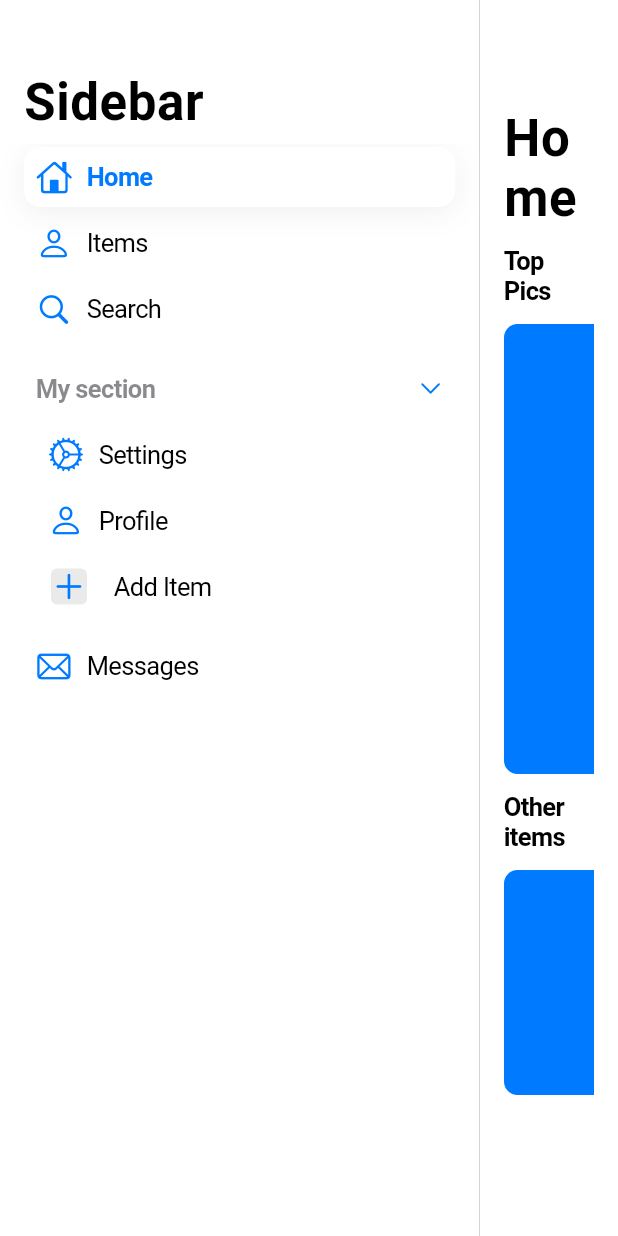
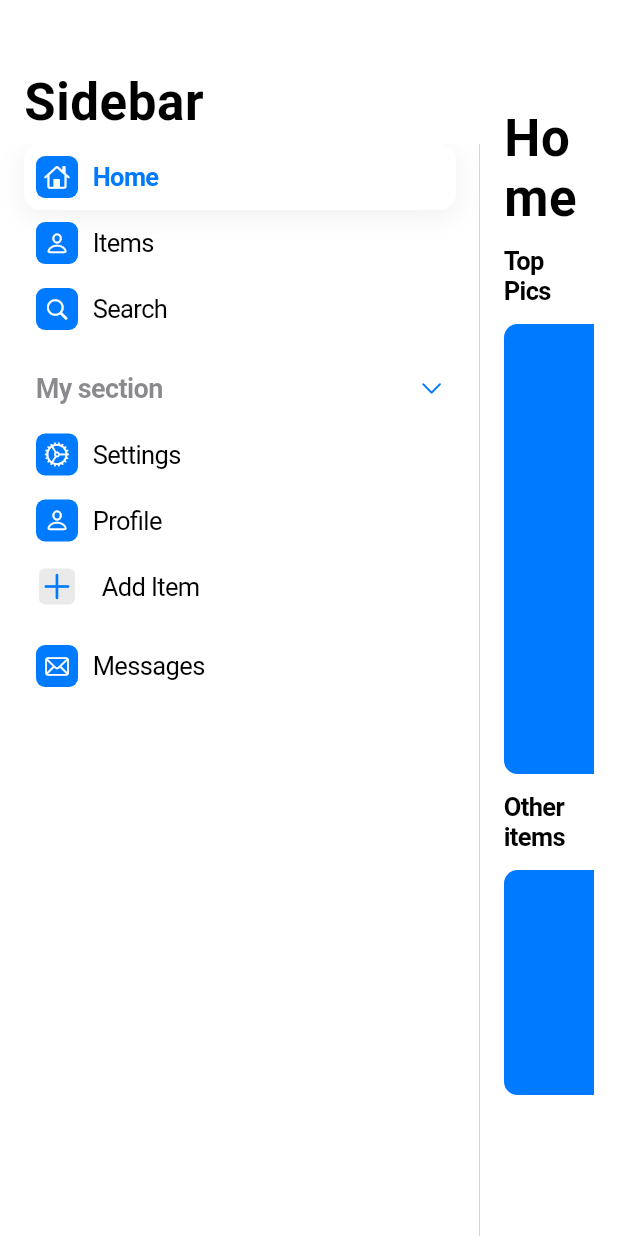
Before and after one commit to LathDevers/cupertino_sidebar, a Flutter app: the screen it shows after launch, on a phone screen of 412 x 824 dp. Run offline on Flutter 3.47's test engine with Material 3 defaults, Android fonts, the phone set to English and light mode, and no system bars.

Commit message:
No message

```diff
--- a/example/lib/main.dart
+++ b/example/lib/main.dart
@@ -50,38 +50,36 @@ class _SidebarExampleState extends State<SidebarExample> {
                 _selectedIndex = value;
               });
             },
-            navigationBar: const SidebarNavigationBar(
-              title: Text('Sidebar'),
-            ),
+            title: const Text('Sidebar'),
             children: const [
               // index 0
               SidebarDestination(
-                icon: Icon(CupertinoIcons.home),
-                label: Text('Home'),
+                icon: CupertinoIcons.home,
+                label: 'Home',
               ),
               // index 1
               SidebarDestination(
-                icon: Icon(CupertinoIcons.person),
-                label: Text('Items'),
+                icon: CupertinoIcons.person,
+                label: 'Items',
               ),
               // index 2
               SidebarDestination(
-                icon: Icon(CupertinoIcons.search),
-                label: Text('Search'),
+                icon: CupertinoIcons.search,
+                label: 'Search',
               ),
               // index 3
               SidebarSection(
-                label: Text('My section'),
+                label: 'My section',
                 children: [
                   // index 4
                   SidebarDestination(
-                    icon: Icon(CupertinoIcons.settings),
-                    label: Text('Settings'),
+                    icon: CupertinoIcons.settings,
+                    label: 'Settings',
                   ),
                   // index 5
                   SidebarDestination(
-                    icon: Icon(CupertinoIcons.person),
-                    label: Text('Profile'),
+                    icon: CupertinoIcons.person,
+                    label: 'Profile',
                   ),
                   // A widget that is not a destination.
                   _AddTile(),
@@ -89,8 +87,8 @@ class _SidebarExampleState extends State<SidebarExample> {
               ),
               // index 6
               SidebarDestination(
-                icon: Icon(CupertinoIcons.mail),
-                label: Text('Messages'),
+                icon: CupertinoIcons.mail,
+                label: 'Messages',
               ),
             ],
           ),
--- a/lib/cupertino_sidebar.dart
+++ b/lib/cupertino_sidebar.dart
@@ -7,7 +7,7 @@
 /// - [CupertinoSidebar] a sidebar that appears on the leading side of a view.
 /// - [CupertinoFloatingTabBar] a floating tab bar that appears on the
 ///  top of a view.
-library cupertino_sidebar;
+library;
 
 export 'src/collapsible.dart';
 export 'src/cupertino_material.dart';
--- a/lib/src/sidebar/cupertino_sidebar.dart
+++ b/lib/src/sidebar/cupertino_sidebar.dart
@@ -1,5 +1,4 @@
 import 'package:cupertino_sidebar/cupertino_sidebar.dart';
-import 'package:cupertino_sidebar/src/destination_info.dart';
 import 'package:flutter/cupertino.dart';
 
 /// A iOS-style sidebar.
@@ -93,12 +92,13 @@ import 'package:flutter/cupertino.dart';
 class CupertinoSidebar extends StatefulWidget {
   /// Creates a iOS-style [CupertinoSidebar].
   const CupertinoSidebar({
+    required this.title,
     required this.children,
     super.key,
-    this.navigationBar,
+    this.leading,
+    this.trailing,
     this.padding = const EdgeInsets.symmetric(horizontal: 16),
     this.backgroundColor,
-    this.border,
     this.maxWidth = 320,
     this.isVibrant = false,
     this.selectedIndex,
@@ -111,22 +111,20 @@ class CupertinoSidebar extends StatefulWidget {
   /// Defaults to [CupertinoMaterialStyle.regular].
   final CupertinoMaterialStyle? materialStyle;
 
-  /// A sliver widget displayed at the top of the sidebar.
-  ///
-  /// Typically a [SidebarNavigationBar] for a consistent iOS navigation bar
-  /// appearance.
-  final Widget? navigationBar;
+  /// The title of the navigation bar.
+  final Widget title;
+
+  /// The leading widget of the navigation bar.
+  final Widget? leading;
+
+  /// The trailing widget of the navigation bar.
+  final Widget? trailing;
 
   /// The sidebar's background color.
   ///
   /// Defaults to [CupertinoColors.systemBackground]. When [isVibrant]
   /// is `true`, the background color is overridden with a translucent material.
   final Color? backgroundColor;
-
-  /// The border applied to the sidebar.
-  ///
-  /// If `null`, a default border appears on the right side.
-  final Border? border;
 
   /// The maximum width of the sidebar.
   ///
@@ -181,52 +179,17 @@ class _CupertinoSidebarState extends State<CupertinoSidebar> {
     super.dispose();
   }
 
-  Widget? _buildNavigationBar() {
-    final navBar = widget.navigationBar;
-
-    if (navBar is SidebarNavigationBar && navBar.scrollController == null) {
-      // Wrap with scroll controller
-      return SidebarNavigationBar(
-        scrollController: _scrollController,
-        title: navBar.title,
-        leading: navBar.leading,
-        trailing: navBar.trailing,
-      );
-    }
-    return navBar;
-  }
-
-  int _countDestinations(List<Widget> children) {
-    return children.fold<int>(0, (count, child) {
-      if (child is SidebarDestination) return count + 1;
-      if (child is SidebarSectionDestination) {
-        return count + 1 + _countDestinations(child.children);
-      }
-      if (child is SidebarSection) {
-        return count + _countDestinations(child.children);
-      }
-      return count;
-    });
-  }
-
   @override
   Widget build(BuildContext context) {
-    final backgroundColor = widget.backgroundColor ??
-        CupertinoColors.systemBackground.resolveFrom(context);
-
-    final borderColor = CupertinoColors.separator.resolveFrom(context);
-
+    final backgroundColor = widget.backgroundColor ?? CupertinoColors.systemBackground.resolveFrom(context);
     final totalNumberOfDestinations = _countDestinations(widget.children);
-
     var destinationIndex = 0;
 
     Widget wrapChild(Widget child, int index) {
       return CupertinoDestinationInfo(
         index: index,
         selectedIndex: widget.selectedIndex ?? -1,
-        onPressed: () {
-          widget.onDestinationSelected?.call(index);
-        },
+        onPressed: () => widget.onDestinationSelected?.call(index),
         totalNumberOfDestinations: totalNumberOfDestinations,
         child: child,
       );
@@ -262,11 +225,8 @@ class _CupertinoSidebarState extends State<CupertinoSidebar> {
           wrappedChildren.add(child);
         }
       }
-
       return wrappedChildren;
     }
-
-    final wrappedChildren = wrapChildren(widget.children);
 
     return ConstrainedBox(
       constraints: BoxConstraints(
@@ -275,27 +235,32 @@ class _CupertinoSidebarState extends State<CupertinoSidebar> {
       child: CupertinoMaterial(
         style: widget.materialStyle ?? CupertinoMaterialStyle.regular,
         isActive: widget.isVibrant,
-        child: Container(
+        child: DecoratedBox(
           decoration: BoxDecoration(
             color: widget.isVibrant ? const Color(0x00000000) : backgroundColor,
-            border: widget.border ??
-                Border(
-                  right: BorderSide(
-                    color: borderColor,
-                    width: 0.5,
-                  ),
-                ),
+            border: Border(
+              right: BorderSide(
+                color: CupertinoColors.separator.resolveFrom(context),
+                width: 0.5,
+              ),
+            ),
           ),
           child: SafeArea(
             bottom: false,
             child: CustomScrollView(
               controller: _scrollController,
               slivers: [
-                if (widget.navigationBar != null) _buildNavigationBar()!,
+                SidebarNavigationBar(
+                  scrollController: _scrollController,
+                  color: widget.backgroundColor,
+                  title: widget.title,
+                  leading: widget.leading,
+                  trailing: widget.trailing,
+                ),
                 SliverPadding(
                   padding: widget.padding,
                   sliver: SliverList.list(
-                    children: wrappedChildren,
+                    children: wrapChildren(widget.children),
                   ),
                 ),
               ],
@@ -305,4 +270,13 @@ class _CupertinoSidebarState extends State<CupertinoSidebar> {
       ),
     );
   }
+
+  int _countDestinations(List<Widget> children) {
+    return children.fold<int>(0, (count, child) {
+      if (child is SidebarDestination) return count + 1;
+      if (child is SidebarSectionDestination) return count + 1 + _countDestinations(child.children);
+      if (child is SidebarSection) return count + _countDestinations(child.children);
+      return count;
+    });
+  }
 }
--- a/lib/src/sidebar/section.dart
+++ b/lib/src/sidebar/section.dart
@@ -8,7 +8,6 @@ import 'package:flutter/cupertino.dart';
 /// [SidebarSection]s can be expanded to reveal more destinations.
 /// Although [SidebarSection] does not act as a destination itself.
 class SidebarSection extends StatefulWidget {
-  //// Creates a [SidebarSection].
   const SidebarSection({
     required this.label,
     required this.children,
@@ -16,7 +15,6 @@ class SidebarSection extends StatefulWidget {
     this.isExpanded,
     this.onPressed,
     this.trailing,
-    this.sectionPadding,
   });
 
   /// Creates a copy of [section], but replaces its children with [children].
@@ -28,16 +26,13 @@ class SidebarSection extends StatefulWidget {
       label: section.label,
       isExpanded: section.isExpanded,
       onPressed: section.onPressed,
-      sectionPadding: section.sectionPadding,
       trailing: section.trailing,
       children: children,
     );
   }
 
   /// The label for the section.
-  ///
-  /// Typically a [Text] widget.
-  final Widget label;
+  final String label;
 
   /// The widget to display after the [label].
   ///
@@ -55,9 +50,6 @@ class SidebarSection extends StatefulWidget {
   /// If this is null, the expansion state will be managed internally.
   final bool? isExpanded;
 
-  /// The padding to indent the [children].
-  final EdgeInsets? sectionPadding;
-
   /// Called when the section is pressed.
   ///
   /// If this is null, the expansion state will be managed internally.
@@ -71,10 +63,10 @@ class _SidebarSectionState extends State<SidebarSection> {
   bool _isExpanded = true;
   @override
   Widget build(BuildContext context) {
-    final sectionStyle =
-        CupertinoTheme.of(context).textTheme.textStyle.copyWith(
+    final sectionStyle = CupertinoTheme.of(context).textTheme.textStyle.copyWith(
           fontWeight: FontWeight.w600,
           color: CupertinoColors.secondaryLabel.resolveFrom(context),
+          fontSize: 18,
         );
 
     final border = widget.isExpanded ?? _isExpanded
@@ -86,30 +78,28 @@ class _SidebarSectionState extends State<SidebarSection> {
     return Semantics(
       expanded: widget.isExpanded ?? _isExpanded,
       child: Padding(
-        padding: const EdgeInsets.symmetric(horizontal: 8, vertical: 9),
+        padding: const EdgeInsets.symmetric(vertical: 9),
         child: Column(
           children: [
-            DecoratedBox(
+            Padding(
+              padding: const EdgeInsets.symmetric(horizontal: 8),
+              child: DecoratedBox(
                 decoration: BoxDecoration(
                   border: Border(bottom: border),
                 ),
                 child: CupertinoButton(
                   padding: EdgeInsets.zero,
                   onPressed: () {
-                  if (widget.onPressed != null) {
+                    if (widget.onPressed != null)
                       widget.onPressed!(isExpanded: !_isExpanded);
-                  } else {
-                    // Manage state internally.
-                    setState(() {
-                      _isExpanded = !_isExpanded;
-                    });
-                  }
+                    else
+                      setState(() => _isExpanded = !_isExpanded);
                   },
                   child: Row(
                     children: [
                       DefaultTextStyle(
                         style: sectionStyle,
-                      child: widget.label,
+                        child: Text(widget.label),
                       ),
                       const Spacer(),
                       widget.trailing ??
@@ -120,13 +110,11 @@ class _SidebarSectionState extends State<SidebarSection> {
                   ),
                 ),
               ),
+            ),
             CupertinoCollapsible(
               isExpanded: widget.isExpanded ?? _isExpanded,
-              child: Padding(
-                padding: widget.sectionPadding ?? EdgeInsets.zero,
               child: Column(
                 children: widget.children,
-                ),
               ),
             ),
           ],
--- a/lib/src/sidebar/sidebar_destination.dart
+++ b/lib/src/sidebar/sidebar_destination.dart
@@ -1,5 +1,4 @@
 import 'package:cupertino_sidebar/cupertino_sidebar.dart';
-import 'package:cupertino_sidebar/src/destination_info.dart';
 import 'package:flutter/cupertino.dart';
 
 /// A [WidgetStateColor] that provides the fill color for a [CupertinoSidebar]
@@ -94,9 +93,8 @@ class SidebarDestination extends StatelessWidget {
     super.key,
     this.isSelected,
     this.icon,
-    this.selectedIcon,
+    this.iconColor,
     this.trailing,
-    this.subtitle,
     this.onTap,
   });
 
@@ -107,22 +105,12 @@ class SidebarDestination extends StatelessWidget {
   final bool? isSelected;
 
   /// The icon to display before the label.
-  final Widget? icon;
+  final IconData? icon;
 
-  /// The icon displayed before the label when the destination is selected.
-  ///
-  /// If [selectedIcon] is `null`, [icon] will be used for both states.
-  final Widget? selectedIcon;
+  final Color? iconColor;
 
   /// The label to display.
-  ///
-  /// Typically a [Text].
-  final Widget label;
-
-  /// An optional subtitle displayed below the [label].
-  ///
-  /// Typically a [Text].
-  final Widget? subtitle;
+  final String label;
 
   /// The callback invoked when the destination is tapped.
   ///
@@ -142,16 +130,10 @@ class SidebarDestination extends StatelessWidget {
     // Determine selection state, prioritizing explicit [isSelected] or sidebar
     // context.
     final selectedState = <WidgetState>{
-      if ((isSelected ?? false) || (info?.isSelected ?? false))
-        WidgetState.selected,
+      if ((isSelected ?? false) || (info?.isSelected ?? false)) WidgetState.selected,
     };
 
     bool selected() => selectedState.contains(WidgetState.selected);
-
-    final primary = CupertinoTheme.of(context).primaryColor;
-
-    // Display the appropriate icon based on the selection state.
-    final effectiveIcon = selected() ? selectedIcon ?? icon : icon;
 
     final typography = CupertinoTheme.of(context).textTheme;
 
@@ -166,14 +148,7 @@ class SidebarDestination extends StatelessWidget {
       color: CupertinoColors.secondaryLabel.resolveFrom(context),
     );
 
-    final effectiveSubtitleTextStyle = typography.textStyle.copyWith(
-      fontSize: 13,
-      letterSpacing: -0.08,
-      color: CupertinoColors.secondaryLabel.resolveFrom(context),
-    );
-
-    final effectiveBackgroundColor =
-        CupertinoSidebarFillColor(context).resolve(selectedState);
+    final effectiveBackgroundColor = CupertinoSidebarFillColor(context).resolve(selectedState);
 
     // Accessibility label for screen readers.
 
@@ -199,7 +174,7 @@ class SidebarDestination extends StatelessWidget {
             boxShadow: [
               if (selected())
                 BoxShadow(
-                  color: CupertinoColors.black.withOpacity(0.06),
+                  color: CupertinoColors.black.withValues(alpha: 0.06),
                   blurRadius: 16,
                   offset: const Offset(0, 4),
                 ),
@@ -209,35 +184,29 @@ class SidebarDestination extends StatelessWidget {
             padding: const EdgeInsets.all(8),
             child: Row(
               children: [
-                if (effectiveIcon != null)
+                if (icon != null)
                   Padding(
                     padding: const EdgeInsets.only(right: 10),
-                    child: IconTheme(
-                      data: IconThemeData(color: primary),
-                      child: effectiveIcon,
+                    child: Container(
+                      width: 28,
+                      height: 28,
+                      decoration: BoxDecoration(
+                        color: iconColor ?? CupertinoTheme.of(context).primaryColor,
+                        borderRadius: BorderRadius.circular(6),
+                      ),
+                      child: Center(
+                        child: Icon(
+                          icon,
+                          size: 17,
+                          color: const Color(0xFFFFFFFF),
+                        ),
+                      ),
                     ),
                   ),
-                if (subtitle == null)
-                  DefaultTextStyle(
-                    style: effectiveTextStyle,
-                    child: label,
-                  ),
-                if (subtitle != null)
-                  Column(
-                    crossAxisAlignment: CrossAxisAlignment.start,
-                    mainAxisSize: MainAxisSize.min,
-                    children: [
-                      DefaultTextStyle(
-                        style: effectiveTextStyle,
-                        child: label,
-                      ),
-                      // TODO: Adjust padding if needed for subtitle alignment.
-                      DefaultTextStyle(
-                        style: effectiveSubtitleTextStyle,
-                        child: subtitle!,
-                      ),
-                    ],
-                  ),
+                DefaultTextStyle(
+                  style: effectiveTextStyle,
+                  child: Text(label),
+                ),
                 const Spacer(),
                 if (trailing != null)
                   DefaultTextStyle(
@@ -252,3 +221,51 @@ class SidebarDestination extends StatelessWidget {
     );
   }
 }
+
+/// A widget that provides information about the destination in a
+/// [CupertinoSidebar] or [CupertinoFloatingTabBar].
+class CupertinoDestinationInfo extends InheritedWidget {
+  /// Creates a [CupertinoDestinationInfo] widget.
+  const CupertinoDestinationInfo({
+    required super.child,
+    required this.index,
+    required this.selectedIndex,
+    required this.totalNumberOfDestinations,
+    required this.onPressed,
+    super.key,
+  });
+
+  /// The index of this destination.
+  final int index;
+
+  /// The index of the currently selected destination.
+  final int selectedIndex;
+
+  /// The total number of destinations.
+  ///
+  /// Used for semantics.
+  final int totalNumberOfDestinations;
+
+  /// The callback that is called when this destination is pressed.
+  final VoidCallback onPressed;
+
+  /// Whether this destination is selected.
+  bool get isSelected => index == selectedIndex;
+
+  /// The [CupertinoDestinationInfo] from the closest [BuildContext].
+  static CupertinoDestinationInfo? maybeOf(BuildContext context) {
+    return context.dependOnInheritedWidgetOfExactType<CupertinoDestinationInfo>();
+  }
+
+  /// The [CupertinoDestinationInfo] from the closest [BuildContext].
+  static CupertinoDestinationInfo of(BuildContext context) {
+    final result = maybeOf(context);
+    assert(result != null, 'No SidebarDestinationInfo found in context');
+    return result!;
+  }
+
+  @override
+  bool updateShouldNotify(covariant CupertinoDestinationInfo oldWidget) {
+    return index != oldWidget.index || totalNumberOfDestinations != oldWidget.totalNumberOfDestinations || onPressed != oldWidget.onPressed;
+  }
+}
--- a/pubspec.yaml
+++ b/pubspec.yaml
@@ -22,6 +22,7 @@ dependencies:
     sdk: flutter
 
 dev_dependencies:
+  flutter_lints: ^5.0.0
   flutter_test:
     sdk: flutter
   very_good_analysis: ^6.0.0
```
Also changed, not shown: analysis_options.yaml (+58 -5 lines), example/lib/collapsible_side_bar.dart (+13 -16 lines), lib/src/floating_tab_bar/floating_tab_bar.dart (+8 -17 lines), lib/src/sidebar/section_destination.dart (+3 -18 lines), lib/src/sidebar/sidebar_navigation_bar.dart (+11 -16 lines), lib/src/util/color_dodge.dart (+11 -33 lines), example/pubspec.lock. Lines whose indentation alone changed are shown as unchanged.
